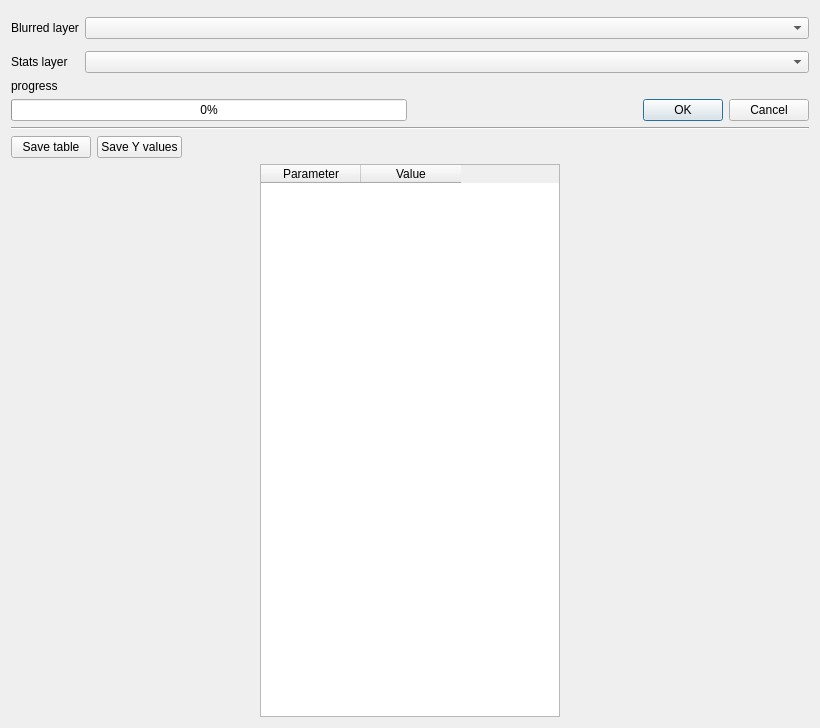
Before: the Qt Designer form geohealth/ui/analysis/stats.ui in Gustry/GeoHealth, drawn with Qt 5.
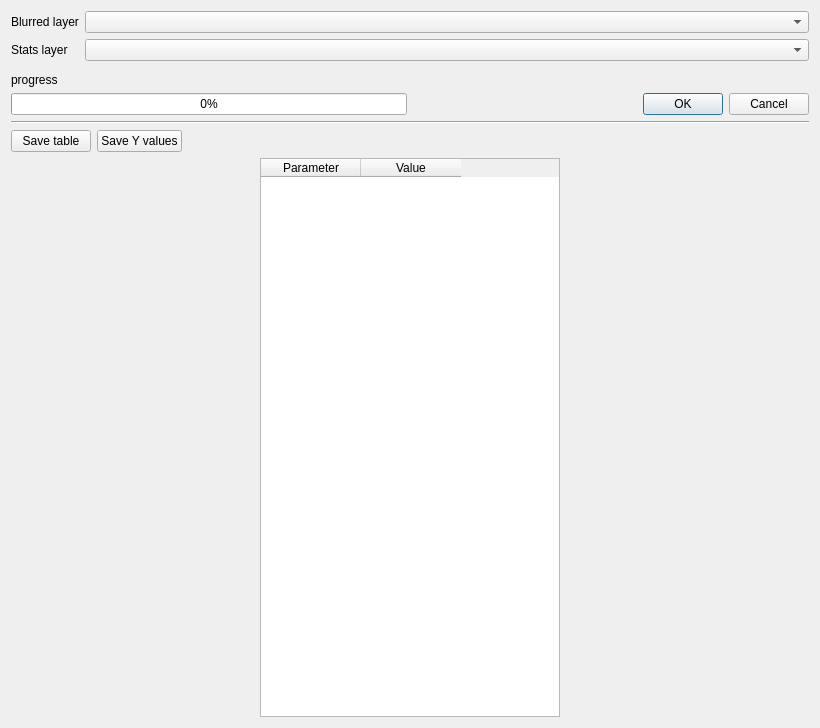
After: the same form once the commit is applied. Custom widgets are drawn as their Qt base class.

Patch:
```diff
--- a/geohealth/ui/analysis/stats.ui
+++ b/geohealth/ui/analysis/stats.ui
@@ -20,45 +20,46 @@
       <enum>QFormLayout::ExpandingFieldsGrow</enum>
      </property>
      <item row="0" column="1">
-      <layout class="QHBoxLayout" name="horizontalLayout_4"/>
+      <layout class="QHBoxLayout" name="horizontalLayout_4">
+       <item>
+        <widget class="QgsMapLayerComboBox" name="comboBox_blurredLayer">
+         <property name="sizePolicy">
+          <sizepolicy hsizetype="Expanding" vsizetype="Fixed">
+           <horstretch>0</horstretch>
+           <verstretch>0</verstretch>
+          </sizepolicy>
+         </property>
+        </widget>
+       </item>
+      </layout>
      </item>
      <item row="3" column="1">
       <layout class="QHBoxLayout" name="horizontalLayout_5"/>
      </item>
-     <item row="2" column="1">
-      <widget class="QgsMapLayerComboBox" name="comboBox_blurredLayer">
-       <property name="sizePolicy">
-        <sizepolicy hsizetype="Expanding" vsizetype="Fixed">
-         <horstretch>0</horstretch>
-         <verstretch>0</verstretch>
-        </sizepolicy>
-       </property>
-      </widget>
-     </item>
-     <item row="2" column="0">
+     <item row="0" column="0">
       <widget class="QLabel" name="label">
        <property name="text">
         <string>Blurred layer</string>
        </property>
       </widget>
      </item>
-     <item row="4" column="1">
-      <widget class="QgsMapLayerComboBox" name="comboBox_statsLayer">
-       <property name="sizePolicy">
-        <sizepolicy hsizetype="Expanding" vsizetype="Fixed">
-         <horstretch>0</horstretch>
-         <verstretch>0</verstretch>
-        </sizepolicy>
-       </property>
-      </widget>
-     </item>
-     <item row="4" column="0">
+     <item row="1" column="0">
       <widget class="QLabel" name="label_2">
        <property name="text">
         <string>Stats layer</string>
        </property>
       </widget>
      </item>
+     <item row="1" column="1">
+      <widget class="QgsMapLayerComboBox" name="comboBox_statsLayer">
+       <property name="sizePolicy">
+        <sizepolicy hsizetype="Expanding" vsizetype="Fixed">
+         <horstretch>0</horstretch>
+         <verstretch>0</verstretch>
+        </sizepolicy>
+       </property>
+      </widget>
+     </item>
     </layout>
    </item>
    <item>
```
Left out of the diff: 6 changed lines with no effect on the pictures.
